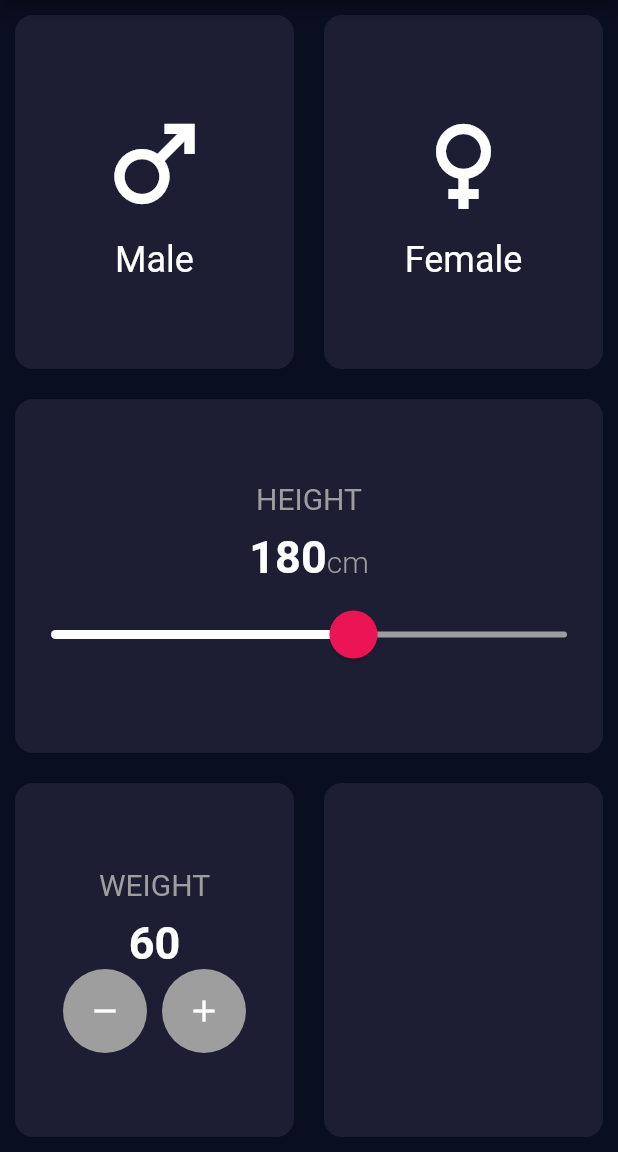
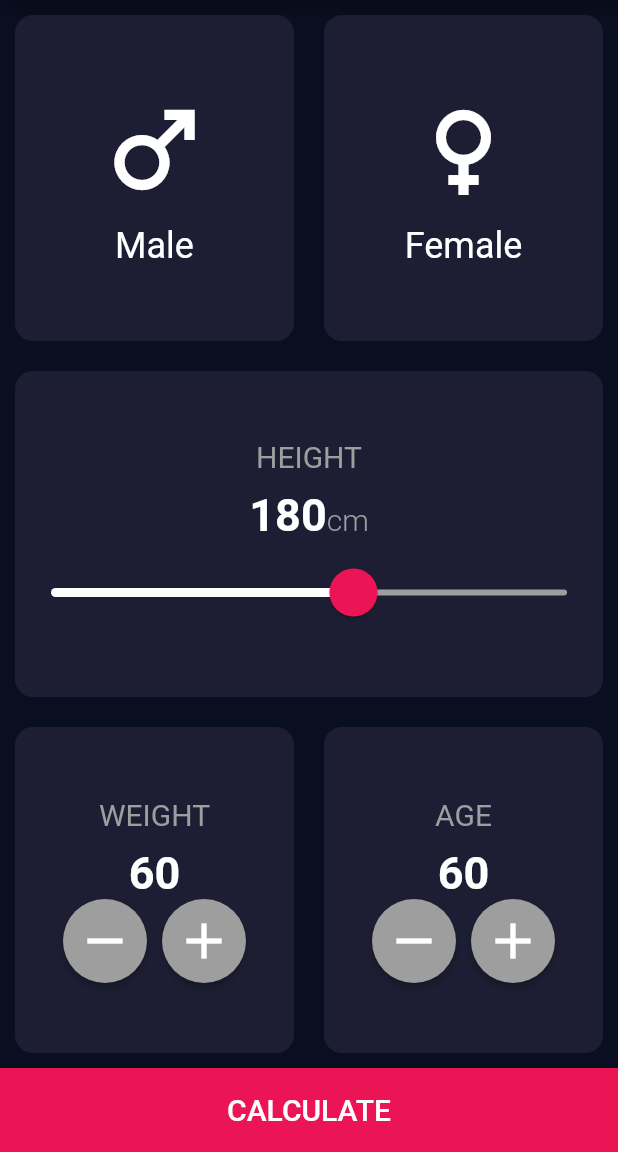
Before and after one commit to samirsamawade/bmi_calculator, a Flutter app: the screen it shows after launch, on a phone screen of 412 x 824 dp, the part 84-1236 px from its top. Run offline on Flutter 3.47's test engine with Material 2 defaults, Android fonts, the phone set to English and light mode, and no system bars.

Commit message:
Calculate Button

```diff
--- a/lib/screens/home.dart
+++ b/lib/screens/home.dart
@@ -118,9 +118,19 @@ class HomeScreen extends StatelessWidget {
                         Row(
                           mainAxisAlignment: MainAxisAlignment.center,
                           children: [
-                            RoundButton(icon: Icons.remove),
+                            RoundButton(
+                              icon: Icons.remove,
+                              onPressed: () {
+                                print("item removed");
+                              },
+                            ),
                             const SizedBox(width: 10),
-                            RoundButton(icon: Icons.add)
+                            RoundButton(
+                              icon: Icons.add,
+                              onPressed: () {
+                                print("item added");
+                              },
+                            )
                           ],
                         ),
                       ],
@@ -128,11 +138,67 @@ class HomeScreen extends StatelessWidget {
                   ),
                 ),
                 Expanded(
-                  child: ReusableCard(),
+                  child: ReusableCard(
+                    child: Column(
+                      mainAxisAlignment: MainAxisAlignment.center,
+                      children: [
+                        const Text(
+                          "AGE",
+                          style: TextStyle(
+                            fontSize: 20,
+                            color: Colors.grey,
+                          ),
+                        ),
+                        const SizedBox(height: 10),
+                        const Text(
+                          "60",
+                          style: TextStyle(
+                            fontSize: 30,
+                            fontWeight: FontWeight.w700,
+                          ),
+                        ),
+                        Row(
+                          mainAxisAlignment: MainAxisAlignment.center,
+                          children: [
+                            RoundButton(
+                              icon: Icons.remove,
+                              onPressed: () {
+                                print("item removed");
+                              },
+                            ),
+                            const SizedBox(width: 10),
+                            RoundButton(
+                              icon: Icons.add,
+                              onPressed: () {
+                                print("item added");
+                              },
+                            )
+                          ],
+                        ),
+                      ],
+                    ),
+                  ),
                 ),
               ],
             ),
           ),
+          RawMaterialButton(
+            onPressed: () {
+              print("raw material button pressed");
+            },
+            child: Text(
+              "CALCULATE",
+              style: TextStyle(
+                fontSize: 20,
+                fontWeight: FontWeight.w500,
+              ),
+            ),
+            fillColor: kBottomContainerColour,
+            constraints: BoxConstraints.tightFor(
+              width: double.infinity,
+              height: 56,
+            ),
+          )
         ],
       ),
     );
--- a/lib/widgets/round_button.dart
+++ b/lib/widgets/round_button.dart
@@ -12,7 +12,10 @@ class RoundButton extends StatelessWidget {
   Widget build(BuildContext context) {
     return RawMaterialButton(
       onPressed: onPressed,
-      child: Icon(icon),
+      child: Icon(
+        icon,
+        size: 40,
+      ),
       fillColor: Colors.grey,
       shape: CircleBorder(),
       constraints: BoxConstraints.tightFor(
```
